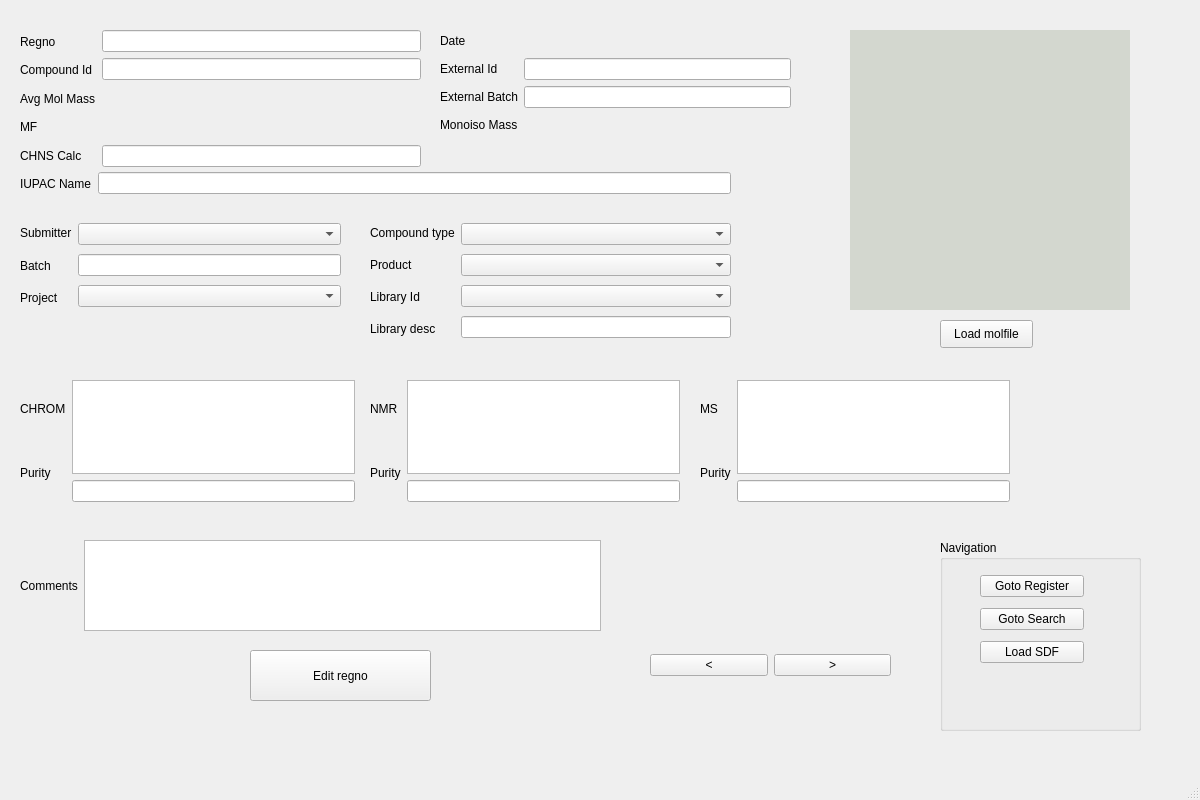
The window that chemReg/searchchem.ui (dahlbma/scarab_tornado) describes before a commit, drawn with Qt 5.
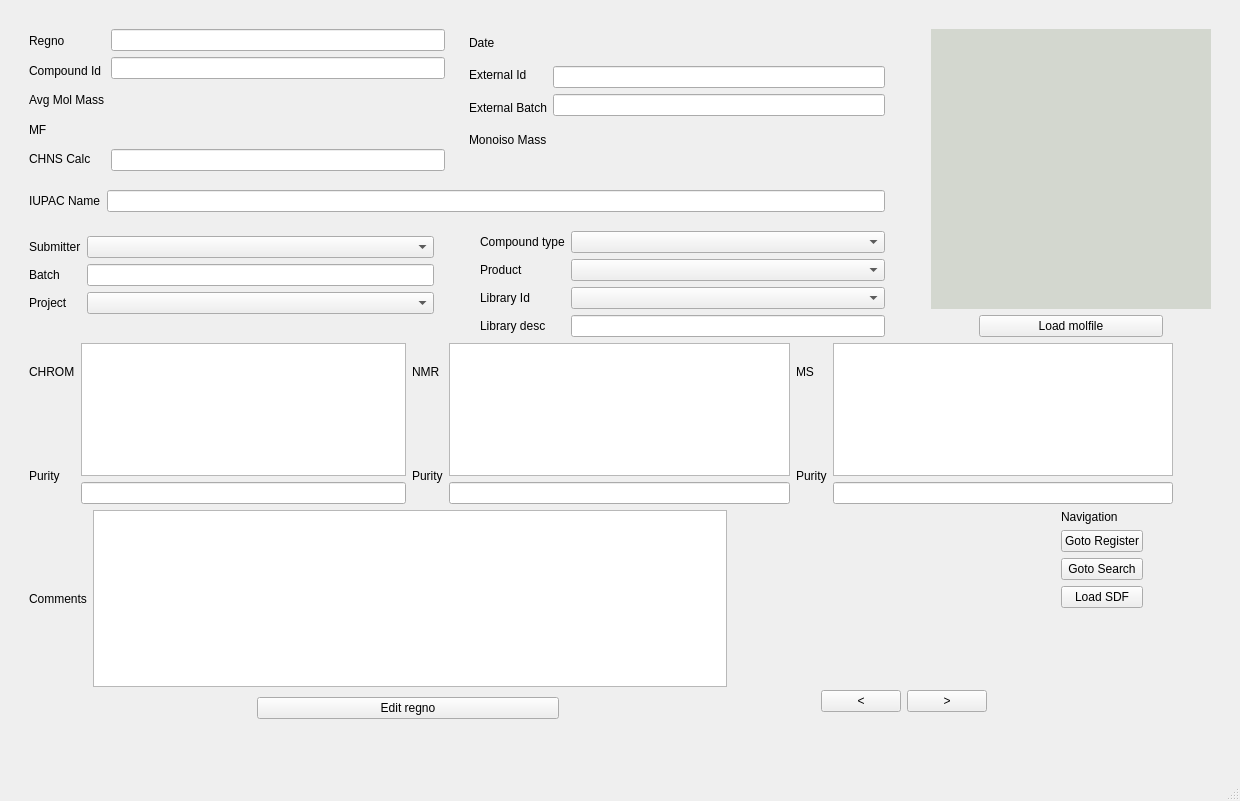
The same window after the commit.

```diff
--- a/chemReg/searchchem.ui
+++ b/chemReg/searchchem.ui
@@ -6,8 +6,8 @@
    <rect>
     <x>0</x>
     <y>0</y>
-    <width>1200</width>
-    <height>800</height>
+    <width>1240</width>
+    <height>801</height>
    </rect>
   </property>
   <property name="windowTitle">
@@ -17,141 +17,45 @@
    <string notr="true"/>
   </property>
   <widget class="QWidget" name="centralwidget">
-   <widget class="QLabel" name="structure_lab">
-    <property name="geometry">
-     <rect>
-      <x>850</x>
-      <y>30</y>
-      <width>280</width>
-      <height>280</height>
-     </rect>
-    </property>
-    <property name="styleSheet">
-     <string notr="true">background-color: rgb(211, 215, 207);</string>
-    </property>
-    <property name="text">
-     <string/>
-    </property>
-   </widget>
-   <widget class="QPushButton" name="editregno_btn">
-    <property name="geometry">
-     <rect>
-      <x>250</x>
-      <y>650</y>
-      <width>181</width>
-      <height>51</height>
-     </rect>
-    </property>
-    <property name="text">
-     <string>Edit regno</string>
-    </property>
-   </widget>
-   <widget class="QWidget" name="layoutWidget">
-    <property name="geometry">
-     <rect>
-      <x>20</x>
-      <y>540</y>
-      <width>581</width>
-      <height>91</height>
-     </rect>
-    </property>
-    <layout class="QHBoxLayout" name="horizontalLayout_23">
+   <layout class="QGridLayout" name="gridLayout">
+    <item row="1" column="1">
+     <layout class="QVBoxLayout" name="verticalLayout_23">
      <item>
-      <widget class="QLabel" name="label_34">
-       <property name="text">
-        <string>Comments</string>
-       </property>
-      </widget>
-     </item>
-     <item>
-      <widget class="QPlainTextEdit" name="comments_text">
-       <property name="styleSheet">
-        <string notr="true">background-color:&quot;transparent&quot;</string>
-       </property>
-       <property name="readOnly">
-        <bool>true</bool>
-       </property>
-      </widget>
-     </item>
-    </layout>
-   </widget>
-   <widget class="QWidget" name="layoutWidget">
-    <property name="geometry">
-     <rect>
-      <x>440</x>
-      <y>30</y>
-      <width>351</width>
-      <height>106</height>
-     </rect>
-    </property>
-    <layout class="QHBoxLayout" name="horizontalLayout_24">
+       <spacer name="verticalSpacer_16">
+        <property name="orientation">
+         <enum>Qt::Vertical</enum>
+        </property>
+        <property name="sizeHint" stdset="0">
+         <size>
+          <width>20</width>
+          <height>40</height>
+         </size>
+        </property>
+       </spacer>
+      </item>
      <item>
-      <layout class="QVBoxLayout" name="verticalLayout_9">
-       <item>
-        <widget class="QLabel" name="label_37">
-         <property name="text">
-          <string>Date</string>
-         </property>
-        </widget>
-       </item>
-       <item>
-        <widget class="QLabel" name="label_38">
-         <property name="text">
-          <string>External Id</string>
-         </property>
-        </widget>
-       </item>
-       <item>
-        <widget class="QLabel" name="label_39">
-         <property name="text">
-          <string>External Batch</string>
-         </property>
-        </widget>
+       <spacer name="verticalSpacer_17">
+        <property name="orientation">
+         <enum>Qt::Vertical</enum>
+        </property>
+        <property name="sizeType">
+         <enum>QSizePolicy::Expanding</enum>
+        </property>
+        <property name="sizeHint" stdset="0">
+         <size>
+          <width>20</width>
+          <height>20</height>
+         </size>
+        </property>
+       </spacer>
        </item>
        <item>
-        <widget class="QLabel" name="label_40">
-         <property name="text">
-          <string>Monoiso Mass</string>
-         </property>
-        </widget>
-       </item>
-      </layout>
-     </item>
+       <layout class="QHBoxLayout" name="horizontalLayout_12">
      <item>
-      <layout class="QVBoxLayout" name="verticalLayout_8">
+         <layout class="QVBoxLayout" name="verticalLayout_19">
        <item>
-        <widget class="QLabel" name="date_lab">
-         <property name="text">
-          <string/>
-         </property>
-        </widget>
-       </item>
+           <layout class="QHBoxLayout" name="horizontalLayout_10">
        <item>
-        <widget class="QLineEdit" name="externalid_eb"/>
-       </item>
-       <item>
-        <widget class="QLineEdit" name="externalbatch_eb"/>
-       </item>
-       <item>
-        <widget class="QLabel" name="monoisomass_lab">
-         <property name="text">
-          <string/>
-         </property>
-        </widget>
-       </item>
-      </layout>
-     </item>
-    </layout>
-   </widget>
-   <widget class="QWidget" name="layoutWidget">
-    <property name="geometry">
-     <rect>
-      <x>20</x>
-      <y>30</y>
-      <width>401</width>
-      <height>137</height>
-     </rect>
-    </property>
     <layout class="QHBoxLayout" name="horizontalLayout_6">
      <item>
       <layout class="QVBoxLayout" name="verticalLayout_10">
@@ -227,16 +131,122 @@
       </layout>
      </item>
     </layout>
-   </widget>
-   <widget class="QWidget" name="layoutWidget">
-    <property name="geometry">
-     <rect>
-      <x>20</x>
-      <y>170</y>
-      <width>711</width>
-      <height>27</height>
-     </rect>
-    </property>
+            </item>
+            <item>
+             <spacer name="horizontalSpacer_3">
+              <property name="orientation">
+               <enum>Qt::Horizontal</enum>
+              </property>
+              <property name="sizeType">
+               <enum>QSizePolicy::Preferred</enum>
+              </property>
+              <property name="sizeHint" stdset="0">
+               <size>
+                <width>18</width>
+                <height>20</height>
+               </size>
+              </property>
+             </spacer>
+            </item>
+            <item>
+             <layout class="QVBoxLayout" name="verticalLayout_17">
+              <item>
+               <layout class="QHBoxLayout" name="horizontalLayout_24">
+                <item>
+                 <layout class="QVBoxLayout" name="verticalLayout_9">
+                  <item>
+                   <widget class="QLabel" name="label_37">
+                    <property name="text">
+                     <string>Date</string>
+                    </property>
+                   </widget>
+                  </item>
+                  <item>
+                   <widget class="QLabel" name="label_38">
+                    <property name="text">
+                     <string>External Id</string>
+                    </property>
+                   </widget>
+                  </item>
+                  <item>
+                   <widget class="QLabel" name="label_39">
+                    <property name="text">
+                     <string>External Batch</string>
+                    </property>
+                   </widget>
+                  </item>
+                  <item>
+                   <widget class="QLabel" name="label_40">
+                    <property name="text">
+                     <string>Monoiso Mass</string>
+                    </property>
+                   </widget>
+                  </item>
+                 </layout>
+                </item>
+                <item>
+                 <layout class="QVBoxLayout" name="verticalLayout_8">
+                  <item>
+                   <widget class="QLabel" name="date_lab">
+                    <property name="text">
+                     <string/>
+                    </property>
+                   </widget>
+                  </item>
+                  <item>
+                   <widget class="QLineEdit" name="externalid_eb"/>
+                  </item>
+                  <item>
+                   <widget class="QLineEdit" name="externalbatch_eb"/>
+                  </item>
+                  <item>
+                   <widget class="QLabel" name="monoisomass_lab">
+                    <property name="text">
+                     <string/>
+                    </property>
+                   </widget>
+                  </item>
+                 </layout>
+                </item>
+               </layout>
+              </item>
+              <item>
+               <spacer name="verticalSpacer">
+                <property name="orientation">
+                 <enum>Qt::Vertical</enum>
+                </property>
+                <property name="sizeType">
+                 <enum>QSizePolicy::Preferred</enum>
+                </property>
+                <property name="sizeHint" stdset="0">
+                 <size>
+                  <width>20</width>
+                  <height>18</height>
+                 </size>
+                </property>
+               </spacer>
+              </item>
+             </layout>
+            </item>
+           </layout>
+          </item>
+          <item>
+           <spacer name="verticalSpacer_2">
+            <property name="orientation">
+             <enum>Qt::Vertical</enum>
+            </property>
+            <property name="sizeType">
+             <enum>QSizePolicy::Preferred</enum>
+            </property>
+            <property name="sizeHint" stdset="0">
+             <size>
+              <width>20</width>
+              <height>13</height>
+             </size>
+            </property>
+           </spacer>
+          </item>
+          <item>
     <layout class="QHBoxLayout" name="horizontalLayout">
      <item>
       <widget class="QLabel" name="label_18">
@@ -256,16 +266,28 @@
       </widget>
      </item>
     </layout>
-   </widget>
-   <widget class="QWidget" name="layoutWidget">
-    <property name="geometry">
-     <rect>
-      <x>20</x>
-      <y>220</y>
-      <width>321</width>
-      <height>91</height>
-     </rect>
-    </property>
+          </item>
+          <item>
+           <spacer name="verticalSpacer_3">
+            <property name="orientation">
+             <enum>Qt::Vertical</enum>
+            </property>
+            <property name="sizeType">
+             <enum>QSizePolicy::Preferred</enum>
+            </property>
+            <property name="sizeHint" stdset="0">
+             <size>
+              <width>20</width>
+              <height>13</height>
+             </size>
+            </property>
+           </spacer>
+          </item>
+          <item>
+           <layout class="QHBoxLayout" name="horizontalLayout_11">
+            <item>
+             <layout class="QVBoxLayout" name="verticalLayout_18">
+              <item>
     <layout class="QHBoxLayout" name="horizontalLayout_2">
      <item>
       <layout class="QVBoxLayout" name="verticalLayout">
@@ -306,16 +328,42 @@
       </layout>
      </item>
     </layout>
-   </widget>
-   <widget class="QWidget" name="layoutWidget">
-    <property name="geometry">
-     <rect>
-      <x>370</x>
-      <y>220</y>
-      <width>361</width>
-      <height>122</height>
-     </rect>
-    </property>
+              </item>
+              <item>
+               <spacer name="verticalSpacer_4">
+                <property name="orientation">
+                 <enum>Qt::Vertical</enum>
+                </property>
+                <property name="sizeType">
+                 <enum>QSizePolicy::Preferred</enum>
+                </property>
+                <property name="sizeHint" stdset="0">
+                 <size>
+                  <width>20</width>
+                  <height>18</height>
+                 </size>
+                </property>
+               </spacer>
+              </item>
+             </layout>
+            </item>
+            <item>
+             <spacer name="horizontalSpacer_5">
+              <property name="orientation">
+               <enum>Qt::Horizontal</enum>
+              </property>
+              <property name="sizeType">
+               <enum>QSizePolicy::Preferred</enum>
+              </property>
+              <property name="sizeHint" stdset="0">
+               <size>
+                <width>40</width>
+                <height>20</height>
+               </size>
+              </property>
+             </spacer>
+            </item>
+            <item>
     <layout class="QHBoxLayout" name="horizontalLayout_3">
      <item>
       <layout class="QVBoxLayout" name="verticalLayout_3">
@@ -373,16 +421,117 @@
       </layout>
      </item>
     </layout>
-   </widget>
-   <widget class="QWidget" name="layoutWidget">
-    <property name="geometry">
-     <rect>
-      <x>20</x>
-      <y>380</y>
-      <width>335</width>
-      <height>122</height>
-     </rect>
-    </property>
+            </item>
+           </layout>
+          </item>
+         </layout>
+        </item>
+        <item>
+         <spacer name="horizontalSpacer_4">
+          <property name="orientation">
+           <enum>Qt::Horizontal</enum>
+          </property>
+          <property name="sizeType">
+           <enum>QSizePolicy::Preferred</enum>
+          </property>
+          <property name="sizeHint" stdset="0">
+           <size>
+            <width>40</width>
+            <height>20</height>
+           </size>
+          </property>
+         </spacer>
+        </item>
+        <item>
+         <layout class="QVBoxLayout" name="verticalLayout_16">
+          <item>
+           <widget class="QLabel" name="structure_lab">
+            <property name="minimumSize">
+             <size>
+              <width>280</width>
+              <height>280</height>
+             </size>
+            </property>
+            <property name="maximumSize">
+             <size>
+              <width>280</width>
+              <height>280</height>
+             </size>
+            </property>
+            <property name="styleSheet">
+             <string notr="true">background-color: rgb(211, 215, 207);</string>
+            </property>
+            <property name="text">
+             <string/>
+            </property>
+           </widget>
+          </item>
+          <item>
+           <layout class="QHBoxLayout" name="horizontalLayout_9">
+            <item>
+             <spacer name="horizontalSpacer">
+              <property name="orientation">
+               <enum>Qt::Horizontal</enum>
+              </property>
+              <property name="sizeType">
+               <enum>QSizePolicy::Preferred</enum>
+              </property>
+              <property name="sizeHint" stdset="0">
+               <size>
+                <width>48</width>
+                <height>20</height>
+               </size>
+              </property>
+             </spacer>
+            </item>
+            <item>
+             <widget class="QPushButton" name="loadmol_btn">
+              <property name="text">
+               <string>Load molfile</string>
+              </property>
+             </widget>
+            </item>
+            <item>
+             <spacer name="horizontalSpacer_2">
+              <property name="orientation">
+               <enum>Qt::Horizontal</enum>
+              </property>
+              <property name="sizeType">
+               <enum>QSizePolicy::Preferred</enum>
+              </property>
+              <property name="sizeHint" stdset="0">
+               <size>
+                <width>48</width>
+                <height>20</height>
+               </size>
+              </property>
+             </spacer>
+            </item>
+           </layout>
+          </item>
+          <item>
+           <spacer name="verticalSpacer_5">
+            <property name="orientation">
+             <enum>Qt::Vertical</enum>
+            </property>
+            <property name="sizeType">
+             <enum>QSizePolicy::Preferred</enum>
+            </property>
+            <property name="sizeHint" stdset="0">
+             <size>
+              <width>20</width>
+              <height>40</height>
+             </size>
+            </property>
+           </spacer>
+          </item>
+         </layout>
+        </item>
+       </layout>
+      </item>
+      <item>
+       <layout class="QHBoxLayout" name="horizontalLayout_13">
+        <item>
     <layout class="QHBoxLayout" name="horizontalLayout_4">
      <item>
       <layout class="QVBoxLayout" name="verticalLayout_4">
@@ -393,6 +542,22 @@
          </property>
         </widget>
        </item>
+            <item>
+             <spacer name="verticalSpacer_6">
+              <property name="orientation">
+               <enum>Qt::Vertical</enum>
+              </property>
+              <property name="sizeType">
+               <enum>QSizePolicy::Preferred</enum>
+              </property>
+              <property name="sizeHint" stdset="0">
+               <size>
+                <width>20</width>
+                <height>40</height>
+               </size>
+              </property>
+             </spacer>
+            </item>
        <item>
         <widget class="QLabel" name="label_11">
          <property name="text">
@@ -432,16 +597,8 @@
       </layout>
      </item>
     </layout>
-   </widget>
-   <widget class="QWidget" name="layoutWidget">
-    <property name="geometry">
-     <rect>
-      <x>370</x>
-      <y>380</y>
-      <width>310</width>
-      <height>122</height>
-     </rect>
-    </property>
+        </item>
+        <item>
     <layout class="QHBoxLayout" name="horizontalLayout_5">
      <item>
       <layout class="QVBoxLayout" name="verticalLayout_5">
@@ -452,6 +609,22 @@
          </property>
         </widget>
        </item>
+            <item>
+             <spacer name="verticalSpacer_7">
+              <property name="orientation">
+               <enum>Qt::Vertical</enum>
+              </property>
+              <property name="sizeType">
+               <enum>QSizePolicy::Preferred</enum>
+              </property>
+              <property name="sizeHint" stdset="0">
+               <size>
+                <width>20</width>
+                <height>40</height>
+               </size>
+              </property>
+             </spacer>
+            </item>
        <item>
         <widget class="QLabel" name="label_15">
          <property name="text">
@@ -491,16 +664,8 @@
       </layout>
      </item>
     </layout>
-   </widget>
-   <widget class="QWidget" name="layoutWidget">
-    <property name="geometry">
-     <rect>
-      <x>700</x>
-      <y>380</y>
-      <width>310</width>
-      <height>122</height>
-     </rect>
-    </property>
+        </item>
+        <item>
     <layout class="QHBoxLayout" name="horizontalLayout_7">
      <item>
       <layout class="QVBoxLayout" name="verticalLayout_6">
@@ -511,6 +676,22 @@
          </property>
         </widget>
        </item>
+            <item>
+             <spacer name="verticalSpacer_8">
+              <property name="orientation">
+               <enum>Qt::Vertical</enum>
+              </property>
+              <property name="sizeType">
+               <enum>QSizePolicy::Preferred</enum>
+              </property>
+              <property name="sizeHint" stdset="0">
+               <size>
+                <width>20</width>
+                <height>40</height>
+               </size>
+              </property>
+             </spacer>
+            </item>
        <item>
         <widget class="QLabel" name="label_20">
          <property name="text">
@@ -550,42 +731,305 @@
       </layout>
      </item>
     </layout>
-   </widget>
-   <widget class="QPushButton" name="loadmol_btn">
-    <property name="geometry">
-     <rect>
-      <x>940</x>
-      <y>320</y>
-      <width>93</width>
-      <height>28</height>
-     </rect>
-    </property>
+        </item>
+        <item>
+         <spacer name="horizontalSpacer_7">
+          <property name="orientation">
+           <enum>Qt::Horizontal</enum>
+          </property>
+          <property name="sizeType">
+           <enum>QSizePolicy::Preferred</enum>
+          </property>
+          <property name="sizeHint" stdset="0">
+           <size>
+            <width>38</width>
+            <height>20</height>
+           </size>
+          </property>
+         </spacer>
+        </item>
+       </layout>
+      </item>
+      <item>
+       <layout class="QHBoxLayout" name="horizontalLayout_15">
+        <item>
+         <layout class="QVBoxLayout" name="verticalLayout_22">
+          <item>
+           <layout class="QHBoxLayout" name="horizontalLayout_23">
+            <item>
+             <widget class="QLabel" name="label_34">
+              <property name="text">
+               <string>Comments</string>
+              </property>
+             </widget>
+            </item>
+            <item>
+             <widget class="QPlainTextEdit" name="comments_text">
+              <property name="styleSheet">
+               <string notr="true">background-color:&quot;transparent&quot;</string>
+              </property>
+              <property name="readOnly">
+               <bool>true</bool>
+              </property>
+             </widget>
+            </item>
+           </layout>
+          </item>
+          <item>
+           <spacer name="verticalSpacer_13">
+            <property name="orientation">
+             <enum>Qt::Vertical</enum>
+            </property>
+            <property name="sizeType">
+             <enum>QSizePolicy::Preferred</enum>
+            </property>
+            <property name="sizeHint" stdset="0">
+             <size>
+              <width>20</width>
+              <height>18</height>
+             </size>
+            </property>
+           </spacer>
+          </item>
+          <item>
+           <layout class="QHBoxLayout" name="horizontalLayout_14">
+            <item>
+             <spacer name="horizontalSpacer_11">
+              <property name="orientation">
+               <enum>Qt::Horizontal</enum>
+              </property>
+              <property name="sizeType">
+               <enum>QSizePolicy::Preferred</enum>
+              </property>
+              <property name="sizeHint" stdset="0">
+               <size>
+                <width>228</width>
+                <height>20</height>
+               </size>
+              </property>
+             </spacer>
+            </item>
+            <item>
+             <layout class="QVBoxLayout" name="verticalLayout_21">
+              <item>
+               <widget class="QPushButton" name="editregno_btn">
+                <property name="sizePolicy">
+                 <sizepolicy hsizetype="Minimum" vsizetype="Fixed">
+                  <horstretch>0</horstretch>
+                  <verstretch>0</verstretch>
+                 </sizepolicy>
+                </property>
     <property name="text">
-     <string>Load molfile</string>
-    </property>
-   </widget>
-   <widget class="QGroupBox" name="groupBox">
-    <property name="geometry">
-     <rect>
-      <x>940</x>
-      <y>540</y>
-      <width>201</width>
-      <height>191</height>
-     </rect>
-    </property>
-    <property name="title">
-     <string>Navigation</string>
-    </property>
-    <widget class="QWidget" name="layoutWidget">
-     <property name="geometry">
-      <rect>
-       <x>40</x>
-       <y>30</y>
-       <width>104</width>
-       <height>100</height>
-      </rect>
-     </property>
+                 <string>Edit regno</string>
+                </property>
+               </widget>
+              </item>
+              <item>
+               <spacer name="verticalSpacer_12">
+                <property name="orientation">
+                 <enum>Qt::Vertical</enum>
+                </property>
+                <property name="sizeType">
+                 <enum>QSizePolicy::Preferred</enum>
+                </property>
+                <property name="sizeHint" stdset="0">
+                 <size>
+                  <width>20</width>
+                  <height>40</height>
+                 </size>
+                </property>
+               </spacer>
+              </item>
+             </layout>
+            </item>
+            <item>
+             <spacer name="horizontalSpacer_10">
+              <property name="orientation">
+               <enum>Qt::Horizontal</enum>
+              </property>
+              <property name="sizeType">
+               <enum>QSizePolicy::Preferred</enum>
+              </property>
+              <property name="sizeHint" stdset="0">
+               <size>
+                <width>168</width>
+                <height>20</height>
+               </size>
+              </property>
+             </spacer>
+            </item>
+           </layout>
+          </item>
+          <item>
+           <spacer name="verticalSpacer_14">
+            <property name="orientation">
+             <enum>Qt::Vertical</enum>
+            </property>
+            <property name="sizeHint" stdset="0">
+             <size>
+              <width>20</width>
+              <height>40</height>
+             </size>
+            </property>
+           </spacer>
+          </item>
+         </layout>
+        </item>
+        <item>
+         <spacer name="horizontalSpacer_9">
+          <property name="orientation">
+           <enum>Qt::Horizontal</enum>
+          </property>
+          <property name="sizeType">
+           <enum>QSizePolicy::Preferred</enum>
+          </property>
+          <property name="sizeHint" stdset="0">
+           <size>
+            <width>88</width>
+            <height>20</height>
+           </size>
+          </property>
+         </spacer>
+        </item>
+        <item>
+         <layout class="QVBoxLayout" name="verticalLayout_20">
+          <item>
+           <spacer name="verticalSpacer_10">
+            <property name="orientation">
+             <enum>Qt::Vertical</enum>
+            </property>
+            <property name="sizeType">
+             <enum>QSizePolicy::Preferred</enum>
+            </property>
+            <property name="sizeHint" stdset="0">
+             <size>
+              <width>20</width>
+              <height>88</height>
+             </size>
+            </property>
+           </spacer>
+          </item>
+          <item>
+           <widget class="QLabel" name="searchStr_lab">
+            <property name="font">
+             <font>
+              <pointsize>9</pointsize>
+             </font>
+            </property>
+            <property name="text">
+             <string/>
+            </property>
+           </widget>
+          </item>
+          <item>
+           <layout class="QHBoxLayout" name="horizontalLayout_16">
+            <item>
+             <spacer name="horizontalSpacer_13">
+              <property name="orientation">
+               <enum>Qt::Horizontal</enum>
+              </property>
+              <property name="sizeType">
+               <enum>QSizePolicy::Preferred</enum>
+              </property>
+              <property name="sizeHint" stdset="0">
+               <size>
+                <width>38</width>
+                <height>20</height>
+               </size>
+              </property>
+             </spacer>
+            </item>
+            <item>
+             <widget class="QLabel" name="numberOfHits_lab">
+              <property name="font">
+               <font>
+                <pointsize>9</pointsize>
+               </font>
+              </property>
+              <property name="text">
+               <string/>
+              </property>
+             </widget>
+            </item>
+            <item>
+             <spacer name="horizontalSpacer_12">
+              <property name="orientation">
+               <enum>Qt::Horizontal</enum>
+              </property>
+              <property name="sizeType">
+               <enum>QSizePolicy::Preferred</enum>
+              </property>
+              <property name="sizeHint" stdset="0">
+               <size>
+                <width>38</width>
+                <height>20</height>
+               </size>
+              </property>
+             </spacer>
+            </item>
+           </layout>
+          </item>
+          <item>
+           <layout class="QHBoxLayout" name="horizontalLayout_8">
+            <item>
+             <widget class="QPushButton" name="back_btn">
+              <property name="text">
+               <string>&lt;</string>
+              </property>
+             </widget>
+            </item>
+            <item>
+             <widget class="QPushButton" name="forward_btn">
+              <property name="text">
+               <string>&gt;</string>
+              </property>
+             </widget>
+            </item>
+           </layout>
+          </item>
+          <item>
+           <spacer name="verticalSpacer_11">
+            <property name="orientation">
+             <enum>Qt::Vertical</enum>
+            </property>
+            <property name="sizeType">
+             <enum>QSizePolicy::Preferred</enum>
+            </property>
+            <property name="sizeHint" stdset="0">
+             <size>
+              <width>20</width>
+              <height>58</height>
+             </size>
+            </property>
+           </spacer>
+          </item>
+         </layout>
+        </item>
+        <item>
+         <spacer name="horizontalSpacer_8">
+          <property name="orientation">
+           <enum>Qt::Horizontal</enum>
+          </property>
+          <property name="sizeType">
+           <enum>QSizePolicy::Preferred</enum>
+          </property>
+          <property name="sizeHint" stdset="0">
+           <size>
+            <width>68</width>
+            <height>20</height>
+           </size>
+          </property>
+         </spacer>
+        </item>
+        <item>
      <layout class="QVBoxLayout" name="verticalLayout_7">
+          <item>
+           <widget class="QLabel" name="label_5">
+            <property name="text">
+             <string>Navigation</string>
+            </property>
+           </widget>
+          </item>
       <item>
        <widget class="QPushButton" name="gotoreg_btn">
         <property name="text">
@@ -607,71 +1051,90 @@
         </property>
        </widget>
       </item>
-     </layout>
-    </widget>
-   </widget>
-   <widget class="QWidget" name="horizontalLayoutWidget">
-    <property name="geometry">
-     <rect>
-      <x>650</x>
-      <y>640</y>
-      <width>241</width>
-      <height>51</height>
-     </rect>
-    </property>
-    <layout class="QHBoxLayout" name="horizontalLayout_8">
      <item>
-      <widget class="QPushButton" name="back_btn">
-       <property name="text">
-        <string>&lt;</string>
-       </property>
-      </widget>
-     </item>
+           <spacer name="verticalSpacer_9">
+            <property name="orientation">
+             <enum>Qt::Vertical</enum>
+            </property>
+            <property name="sizeType">
+             <enum>QSizePolicy::Expanding</enum>
+            </property>
+            <property name="sizeHint" stdset="0">
+             <size>
+              <width>20</width>
+              <height>48</height>
+             </size>
+            </property>
+           </spacer>
+          </item>
+         </layout>
+        </item>
      <item>
-      <widget class="QPushButton" name="forward_btn">
-       <property name="text">
-        <string>&gt;</string>
-       </property>
-      </widget>
-     </item>
-    </layout>
-   </widget>
-   <widget class="QLabel" name="numberOfHits_lab">
-    <property name="geometry">
-     <rect>
-      <x>740</x>
-      <y>610</y>
-      <width>91</width>
-      <height>17</height>
-     </rect>
-    </property>
-    <property name="font">
-     <font>
-      <pointsize>9</pointsize>
-     </font>
-    </property>
-    <property name="text">
-     <string/>
-    </property>
-   </widget>
-   <widget class="QLabel" name="searchStr_lab">
-    <property name="geometry">
-     <rect>
-      <x>690</x>
-      <y>570</y>
-      <width>181</width>
+         <spacer name="horizontalSpacer_6">
+          <property name="orientation">
+           <enum>Qt::Horizontal</enum>
+          </property>
+          <property name="sizeType">
+           <enum>QSizePolicy::Preferred</enum>
+          </property>
+          <property name="sizeHint" stdset="0">
+           <size>
+            <width>68</width>
+            <height>20</height>
+           </size>
+          </property>
+         </spacer>
+        </item>
+       </layout>
+      </item>
+      <item>
+       <spacer name="verticalSpacer_15">
+        <property name="orientation">
+         <enum>Qt::Vertical</enum>
+        </property>
+        <property name="sizeHint" stdset="0">
+         <size>
+          <width>20</width>
+          <height>40</height>
+         </size>
+        </property>
+       </spacer>
+      </item>
+     </layout>
+    </item>
+    <item row="0" column="2">
+     <spacer name="horizontalSpacer_14">
+      <property name="orientation">
+       <enum>Qt::Horizontal</enum>
+      </property>
+      <property name="sizeType">
+       <enum>QSizePolicy::Preferred</enum>
+      </property>
+      <property name="sizeHint" stdset="0">
+       <size>
+        <width>20</width>
       <height>20</height>
-     </rect>
-    </property>
-    <property name="font">
-     <font>
-      <pointsize>9</pointsize>
-     </font>
-    </property>
-    <property name="text">
-     <string/>
-    </property>
-   </widget>
+       </size>
+      </property>
+     </spacer>
+    </item>
+    <item row="0" column="0">
+     <spacer name="horizontalSpacer_15">
+      <property name="orientation">
+       <enum>Qt::Horizontal</enum>
+      </property>
+      <property name="sizeType">
+       <enum>QSizePolicy::Preferred</enum>
+      </property>
+      <property name="sizeHint" stdset="0">
+       <size>
+        <width>20</width>
+        <height>20</height>
+       </size>
+      </property>
+     </spacer>
+    </item>
+   </layout>
   </widget>
   <widget class="QMenuBar" name="menubar">
    <property name="geometry">
```
Left out of the diff: 2 changed lines with no effect on the pictures. Lines whose indentation alone changed are shown as unchanged.
